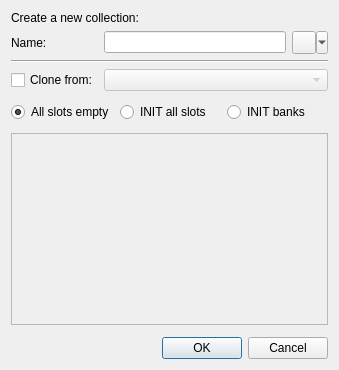
MaurizioB/Bigglesworth, file bigglesworth/ui/newcollection.ui: the form before one commit.
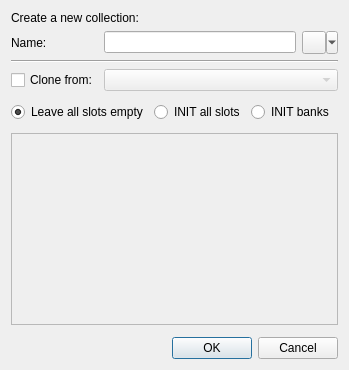
The form after the commit. Icons and pictures are not drawn. Custom widgets are drawn as their Qt base class.

Commit message: INIT slots (by bank) for collection views.

What changed in the file:
```diff
--- a/bigglesworth/ui/newcollection.ui
+++ b/bigglesworth/ui/newcollection.ui
@@ -6,7 +6,7 @@
    <rect>
     <x>0</x>
     <y>0</y>
-    <width>339</width>
+    <width>349</width>
     <height>370</height>
    </rect>
   </property>
@@ -121,7 +121,7 @@
       <item row="0" column="0">
        <widget class="QRadioButton" name="initNoneRadio">
         <property name="text">
-         <string>All slots empty</string>
+         <string>Leave all slots empty</string>
         </property>
         <property name="checked">
          <bool>true</bool>
@@ -161,6 +161,9 @@
         <property name="editTriggers">
          <set>QAbstractItemView::NoEditTriggers</set>
         </property>
+        <property name="wordWrap">
+         <bool>false</bool>
+        </property>
         <attribute name="horizontalHeaderVisible">
          <bool>false</bool>
         </attribute>
```
The commit also changes 8 other files.
